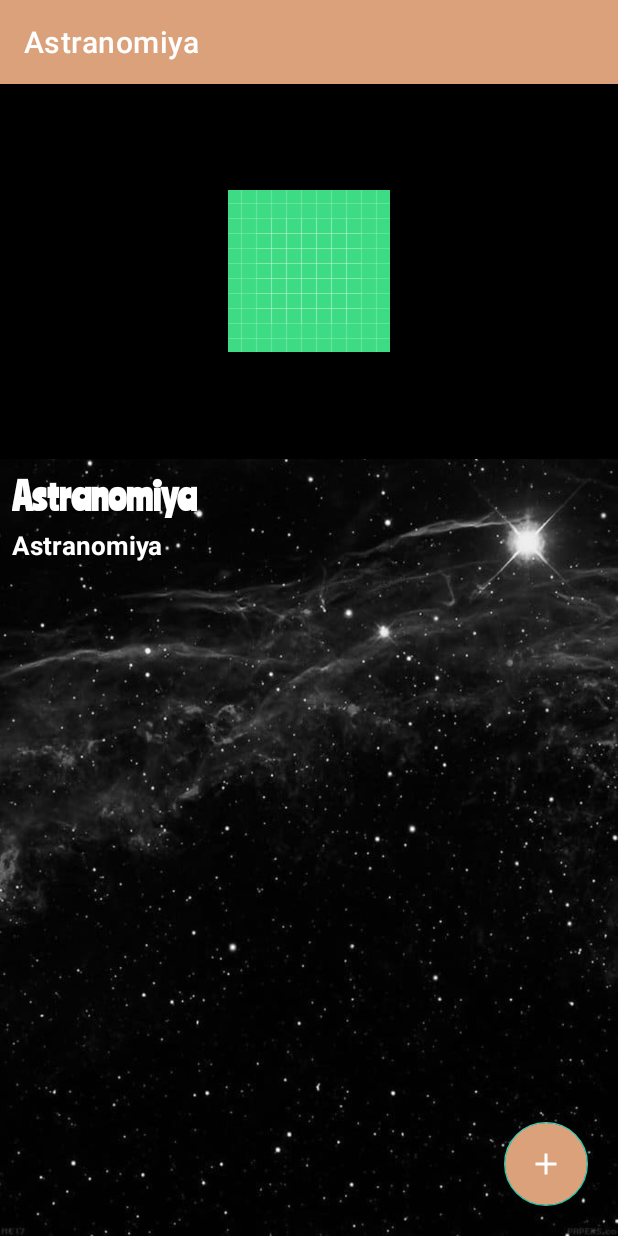
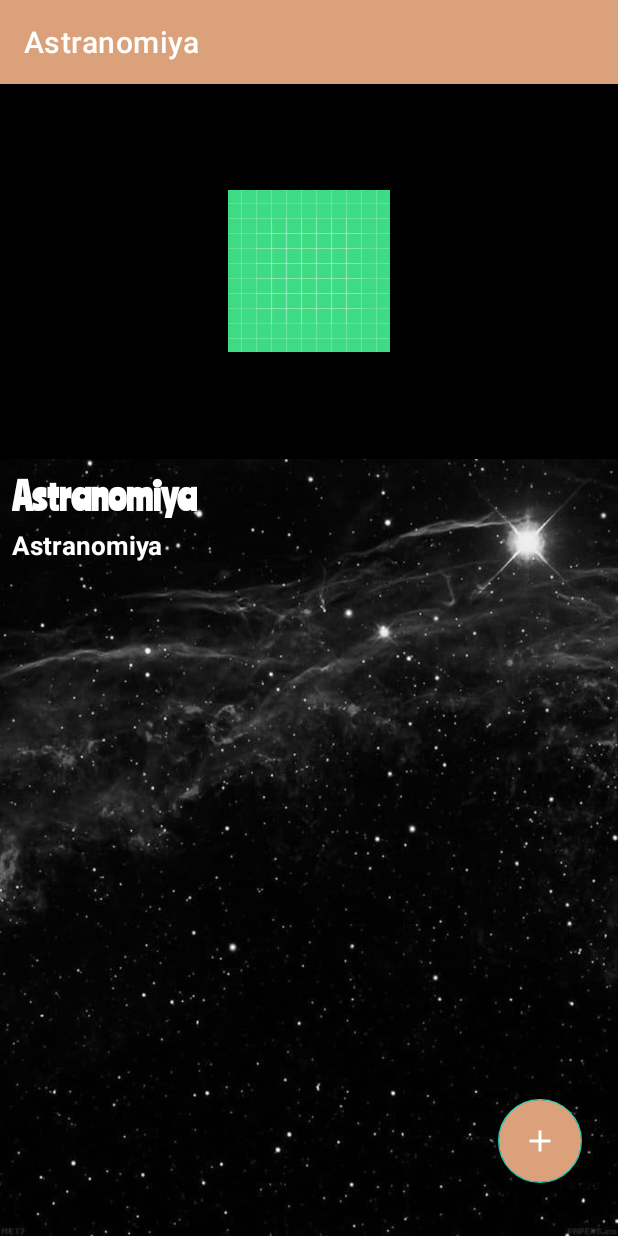
Before and after one commit to samandar-me/SolarSystem, an Android app: the fragment FavDetailFragment shown on its own in the app's theme, on a phone screen of 412 x 824 dp. Run offline under Robolectric (Android 15) with nearby library versions, the phone set to English and light mode, and no system bars; our stand-ins replace AdMob, Room's generated code; pictures from the network do not load; 4 statements that could not run were skipped.

```diff
--- a/app/src/main/java/com/sdk/planetnew/data/util/extensions/Ext.kt
+++ b/app/src/main/java/com/sdk/planetnew/data/util/extensions/Ext.kt
@@ -6,6 +6,9 @@ import android.view.View
 import android.widget.Toast
 import androidx.fragment.app.Fragment
 import androidx.lifecycle.ViewModel
+import com.google.android.gms.ads.AdRequest
+import com.google.android.gms.ads.AdView
+import com.google.android.gms.ads.MobileAds
 import com.google.android.material.snackbar.Snackbar
 
 fun Context.toast(text: String) {
@@ -27,3 +30,9 @@ fun ViewModel.log(e: String) {
 fun Fragment.snack(v: View, text: String) {
     Snackbar.make(v, text, Snackbar.LENGTH_SHORT).show()
 }
+
+fun Fragment.admob(adView: AdView) {
+    MobileAds.initialize(requireContext()) {}
+    val adRequest = AdRequest.Builder().build()
+    adView.loadAd(adRequest)
+}
--- a/app/src/main/java/com/sdk/planetnew/presentation/ui/detail/DetailFragment.kt
+++ b/app/src/main/java/com/sdk/planetnew/presentation/ui/detail/DetailFragment.kt
@@ -19,6 +19,7 @@ import com.bumptech.glide.request.target.Target
 import com.sdk.planetnew.R
 import com.sdk.planetnew.data.model.Number
 import com.sdk.planetnew.data.model.Planet
+import com.sdk.planetnew.data.util.extensions.admob
 import com.sdk.planetnew.databinding.FragmentDetailBinding
 import com.sdk.planetnew.domain.database.PlanetDatabase
 import com.sdk.planetnew.domain.detail.DetailRepository
@@ -110,6 +111,7 @@ class DetailFragment : Fragment() {
         binding.favFab.setOnClickListener {
             saveToDatabase(planet)
         }
+        admob(binding.admob)
     }
 
     private fun nestedScroll() {
--- a/app/src/main/java/com/sdk/planetnew/presentation/ui/fav_detail/FavDetailFragment.kt
+++ b/app/src/main/java/com/sdk/planetnew/presentation/ui/fav_detail/FavDetailFragment.kt
@@ -14,6 +14,7 @@ import com.bumptech.glide.Glide
 import com.sdk.planetnew.R
 import com.sdk.planetnew.data.model.Number
 import com.sdk.planetnew.data.model.Planet
+import com.sdk.planetnew.data.util.extensions.admob
 import com.sdk.planetnew.databinding.FragmentFavDetailBinding
 import com.sdk.planetnew.domain.database.PlanetDatabase
 import com.sdk.planetnew.domain.favorite.FavDetailRepository
@@ -97,6 +98,7 @@ class FavDetailFragment : Fragment() {
         binding.copyFab.setOnClickListener {
             copyText()
         }
+        admob(binding.admob)
     }
 
     private fun baseFabClicked() {
--- a/app/src/main/java/com/sdk/planetnew/presentation/ui/favorite/FavoriteFragment.kt
+++ b/app/src/main/java/com/sdk/planetnew/presentation/ui/favorite/FavoriteFragment.kt
@@ -17,6 +17,7 @@ import androidx.recyclerview.widget.LinearLayoutManager
 import androidx.recyclerview.widget.RecyclerView
 import com.sdk.planetnew.R
 import com.sdk.planetnew.data.model.Planet
+import com.sdk.planetnew.data.util.extensions.admob
 import com.sdk.planetnew.data.util.extensions.snack
 import com.sdk.planetnew.databinding.FragmentFavoriteBinding
 import com.sdk.planetnew.domain.database.PlanetDatabase
@@ -76,6 +77,7 @@ class FavoriteFragment : Fragment() {
             view.findNavController().navigate(R.id.action_nav_favorite_to_favDetailFragment, bundle)
         }
         hideShowFloating()
+        admob(binding.admob)
     }
 
     private fun setupRv() = binding.recyclerView.apply {
--- a/app/src/main/java/com/sdk/planetnew/presentation/ui/home/HomeFragment.kt
+++ b/app/src/main/java/com/sdk/planetnew/presentation/ui/home/HomeFragment.kt
@@ -17,6 +17,7 @@ import androidx.navigation.findNavController
 import androidx.recyclerview.widget.LinearLayoutManager
 import com.google.firebase.storage.FirebaseStorage
 import com.sdk.planetnew.R
+import com.sdk.planetnew.data.util.extensions.admob
 import com.sdk.planetnew.databinding.FragmentHomeBinding
 import com.sdk.planetnew.presentation.activity.MainActivity
 
@@ -52,6 +53,7 @@ class HomeFragment : Fragment() {
         binding.swipeRefresh.setOnRefreshListener {
             binding.swipeRefresh.isRefreshing = false
         }
+        admob(binding.admob)
     }
 
     private fun observe() {
--- a/app/src/main/res/layout/fragment_fav_detail.xml
+++ b/app/src/main/res/layout/fragment_fav_detail.xml
@@ -3,6 +3,7 @@
     xmlns:app="http://schemas.android.com/apk/res-auto"
     xmlns:tools="http://schemas.android.com/tools"
     android:layout_width="match_parent"
+    xmlns:ads="http://schemas.android.com/apk/res-auto"
     android:background="@drawable/img"
     android:layout_height="match_parent">
 
@@ -108,7 +109,10 @@
             android:id="@+id/baseFab"
             android:layout_width="wrap_content"
             android:layout_height="wrap_content"
-            android:layout_margin="20dp"
+            android:layout_marginBottom="35dp"
+            android:layout_marginStart="24dp"
+            android:layout_marginTop="24dp"
+            android:layout_marginEnd="24dp"
             app:layout_behavior="com.google.android.material.behavior.HideBottomViewOnScrollBehavior"
             android:backgroundTint="@color/orange"
             android:contentDescription="@string/todo"
@@ -117,4 +121,12 @@
 
     </LinearLayout>
 
+    <com.google.android.gms.ads.AdView
+        android:id="@+id/admob"
+        android:layout_width="match_parent"
+        android:layout_height="wrap_content"
+        android:layout_gravity="bottom"
+        ads:adSize="BANNER"
+        ads:adUnitId="@string/banner_ads" />
+
 </androidx.coordinatorlayout.widget.CoordinatorLayout>
--- a/app/src/main/res/values/strings.xml
+++ b/app/src/main/res/values/strings.xml
@@ -29,4 +29,6 @@
     <string name="och">Tanlanganlarni o\'chirmoqchimisiz?</string>
     <string name="all">Allaqachon saqlangan</string>
     <string name="koi">Koinot Tilsimi</string>
+
+    <string name="banner_ads">ca-app-pub-2942733085232967/4084355051</string>
 </resources>
```
Also changed, not shown: app/build.gradle (+4 -3 lines), app/src/main/AndroidManifest.xml (+4 -7 lines), app/src/main/res/layout/fragment_detail.xml (+13 -1 lines), app/src/main/res/layout/fragment_favorite.xml (+13 -1 lines), app/src/main/res/layout/fragment_home.xml (+12 -0 lines), gradle.properties (line endings or trailing spaces).
